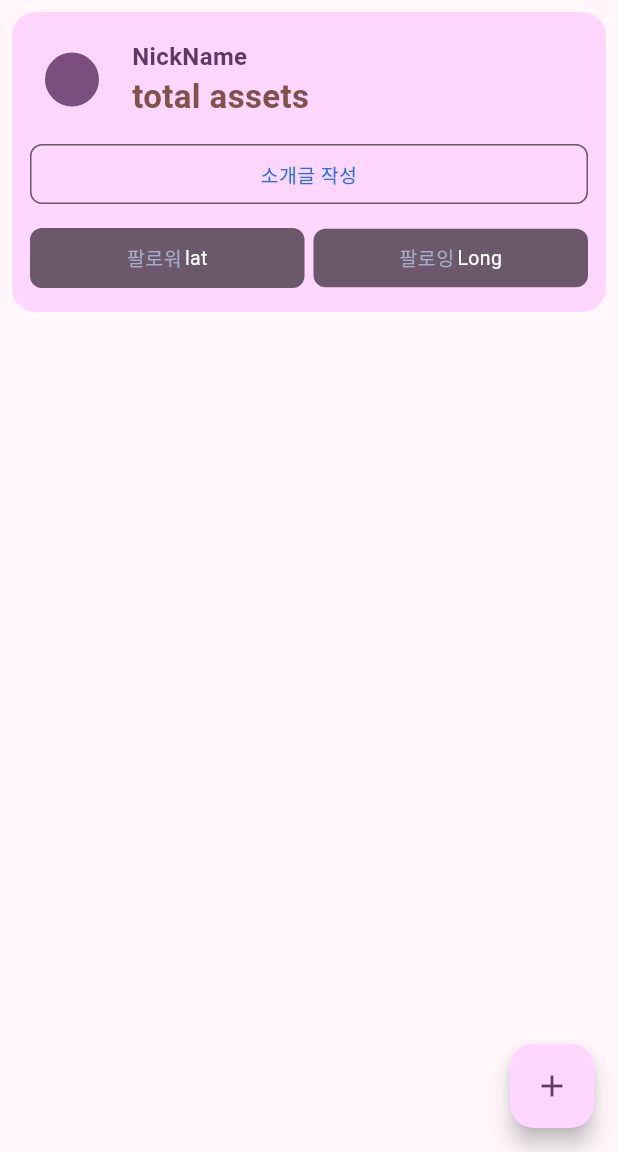
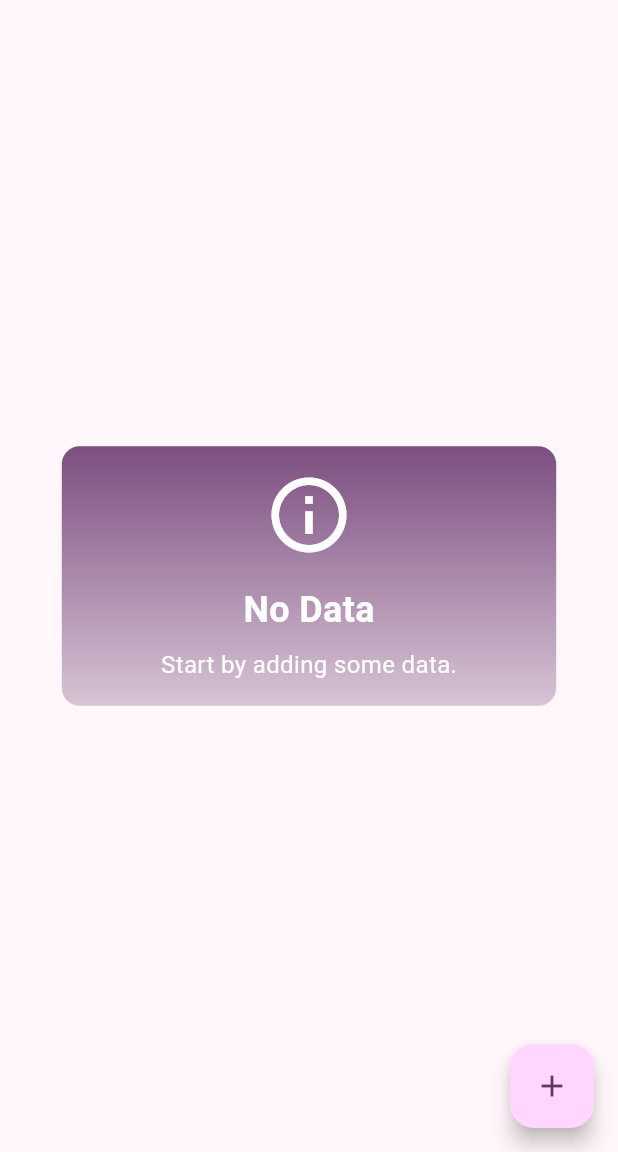
Before and after one commit to rajarshi-ch/foyer_demo, a Flutter app: the screen it shows after launch, on a phone screen of 412 x 824 dp, the part 84-1236 px from its top. Run offline on Flutter 3.47's test engine with Material 2 defaults, Android fonts, the phone set to English and light mode, and no system bars; our stand-ins replace dartz, equatable, flutter_bloc, get_it, injectable, sqflite; accounts and stored records are empty; Roboto replaces fonts that are missing (SF Pro Text).

Commit message:
No data banner !

```diff
--- a/lib/features/common/presentation/ui/color_picker_circle.dart
+++ b/lib/features/common/presentation/ui/color_picker_circle.dart
@@ -21,7 +21,9 @@ class ColorPickerCircle extends StatelessWidget {
           decoration: BoxDecoration(
             shape: BoxShape.circle,
             border: Border.all(
-              color: isSelected ? Color(0xff1d6dff) : Color(0x001d6dff),
+              color: isSelected
+                  ? Theme.of(context).colorScheme.tertiary
+                  : Color(0x001d6dff),
               width: 2,
             ),
           ),
--- a/lib/features/home/presentation/ui/home_page.dart
+++ b/lib/features/home/presentation/ui/home_page.dart
@@ -4,6 +4,7 @@ import 'package:flutter/material.dart';
 import 'package:flutter_bloc/flutter_bloc.dart';
 import 'package:foyer_demo/core/enums/screen_status.dart';
 import 'package:foyer_demo/features/home/presentation/ui/location_card.dart';
+import 'package:foyer_demo/features/home/presentation/ui/no_data_banner.dart';
 import 'package:foyer_demo/features/home/presentation/ui/selected_profile.dart';
 import 'package:foyer_demo/features/locations/domain/entity/location.dart';
 import 'package:foyer_demo/features/locations/presentation/cubit/location_cubit.dart';
@@ -78,7 +79,9 @@ class _MyHomePageState extends State<MyHomePage> {
             return BlocBuilder<ProfileCubit, ProfileState>(
               bloc: getIt<ProfileCubit>(),
               builder: (context, profileState) {
-                return Column(
+                return (state.allLocations.isNotEmpty &&
+                        profileState.allProfilesList.isNotEmpty)
+                    ? Column(
                         children: [
                           Padding(
                             padding: EdgeInsets.all(8),
@@ -86,7 +89,8 @@ class _MyHomePageState extends State<MyHomePage> {
                           ),
                           Expanded(
                               child: state.status == ScreenStatus.loading ||
-                                profileState.status == ScreenStatus.loading
+                                      profileState.status ==
+                                          ScreenStatus.loading
                                   ? const Center(
                                       child: CircularProgressIndicator(),
                                     )
@@ -94,7 +98,8 @@ class _MyHomePageState extends State<MyHomePage> {
                                       itemCount: state.allLocations.length,
                                       itemBuilder: (context, index) {
                                         return LocationCard(
-                                      location: state.allLocations[index]);
+                                            location:
+                                                state.allLocations[index]);
                                         return ListTile(
                                           title: Text(
                                               '${state.allLocations[index].id} | Latitude : ${state.allLocations[index].latitude} , Longitude : ${state.allLocations[index].longitude} | Profile : ${state.allLocations[index].profileId}'),
@@ -102,6 +107,9 @@ class _MyHomePageState extends State<MyHomePage> {
                                       },
                                     )),
                         ],
+                      )
+                    : Center(
+                        child: NoDataBanner(),
                       );
               },
             );
--- /dev/null
+++ b/lib/features/home/presentation/ui/no_data_banner.dart
@@ -0,0 +1,45 @@
+import 'package:flutter/material.dart';
+
+class NoDataBanner extends StatelessWidget {
+  @override
+  Widget build(BuildContext context) {
+    final theme = Theme.of(context);
+    final gradient = LinearGradient(
+      begin: Alignment.topCenter,
+      end: Alignment.bottomCenter,
+      colors: [theme.primaryColor, theme.primaryColor.withOpacity(0.3)],
+    );
+
+    return Container(
+      width: MediaQuery.of(context).size.width * 0.8,
+      padding: EdgeInsets.all(16),
+      decoration: BoxDecoration(
+        gradient: gradient,
+        borderRadius: BorderRadius.circular(12),
+      ),
+      child: Column(
+        mainAxisSize: MainAxisSize.min,
+        children: [
+          Icon(Icons.info_outline, size: 60, color: Colors.white),
+          SizedBox(height: 16),
+          Text(
+            'No Data',
+            style: TextStyle(
+              color: Colors.white,
+              fontSize: 24,
+              fontWeight: FontWeight.bold,
+            ),
+          ),
+          SizedBox(height: 8),
+          Text(
+            'Start by adding some data.',
+            style: TextStyle(
+              color: Colors.white,
+              fontSize: 16,
+            ),
+          ),
+        ],
+      ),
+    );
+  }
+}
--- a/lib/features/home/presentation/ui/selected_profile.dart
+++ b/lib/features/home/presentation/ui/selected_profile.dart
@@ -1,11 +1,14 @@
 import 'package:flutter/material.dart';
 import 'package:foyer_demo/features/common/presentation/ui/color_picker_circle.dart';
+import 'package:foyer_demo/features/profiles/presentation/cubit/profile_cubit.dart';
+import 'package:foyer_demo/injectable.dart';
 
 class SelectedProfileCard extends StatelessWidget {
   const SelectedProfileCard({super.key});
 
   @override
   Widget build(BuildContext context) {
+    var location = getIt<ProfileCubit>().state.currentLocation;
     return Container(
       padding: EdgeInsets.fromLTRB(12, 16, 12, 16),
       decoration: BoxDecoration(
@@ -37,7 +40,7 @@ class SelectedProfileCard extends StatelessWidget {
                         ),
                         child: ColorPickerCircle(
                           color: Theme.of(context).colorScheme.primary,
-                          isSelected: false,
+                          isSelected: true,
                         ),
                       ),
                     ),
@@ -46,7 +49,7 @@ class SelectedProfileCard extends StatelessWidget {
                       children: [
                         SizedBox(height: 2),
                         Text(
-                          "NickName",
+                          "${getIt<ProfileCubit>().state.allProfilesMap[location.profileId]!.themeColor}",
                           style: TextStyle(
                             fontSize: 16,
                             fontWeight: FontWeight.w700,
@@ -57,7 +60,7 @@ class SelectedProfileCard extends StatelessWidget {
                         ),
                         Text(
                           // LC6 (8:27759)
-                          'total assets',
+                          'Current Location :',
                           style: TextStyle(
                             fontSize: 22,
                             fontWeight: FontWeight.w700,
@@ -69,46 +72,8 @@ class SelectedProfileCard extends StatelessWidget {
                   ],
                 ),
                 const Spacer(),
-                CircleAvatar(),
-                // Container(
-                //   // arrowg14 (8:27760)
-                //   margin:
-                //       EdgeInsets.fromLTRB(0 , 0 , 0 , 2 ),
-                //   child: Icon(
-                //     Icons.chevron_right,
-                //     color: ColorUtils.OA7ACCB,
-                //     size: 28 ,
-                //   ),
-                // ),
               ],
             ),
-          ),
-          Container(
-            width: double.infinity,
-            height: 40,
-            padding: const EdgeInsets.symmetric(vertical: 10),
-            decoration: ShapeDecoration(
-              shape: RoundedRectangleBorder(
-                side: BorderSide(
-                  width: 1,
-                  color: Theme.of(context).colorScheme.secondary,
-                ),
-                borderRadius: BorderRadius.circular(8),
-              ),
-            ),
-            child: Text(
-              '소개글 작성',
-              textAlign: TextAlign.center,
-              style: TextStyle(
-                color: Color(0xFF1D6DFF),
-                fontSize: 13,
-                fontFamily: 'SF Pro Text',
-                fontWeight: FontWeight.w400,
-              ),
-            ),
-          ),
-          SizedBox(
-            height: 16,
           ),
           SizedBox(
             // followernpn (8:27761)
@@ -140,15 +105,15 @@ class SelectedProfileCard extends StatelessWidget {
                         crossAxisAlignment: CrossAxisAlignment.center,
                         children: [
                           Text(
-                            '팔로워',
+                            '${location.latitude}',
                             style: TextStyle(
-                              color: Color(0xffa7acca),
+                              color: Theme.of(context).colorScheme.onSecondary,
                               fontSize: 13,
                             ),
                           ),
                           const SizedBox(width: 2),
                           Text(
-                            'lat',
+                            'lattitude',
                             style: TextStyle(
                               color: Colors.white,
                               fontSize: 13,
@@ -172,15 +137,15 @@ class SelectedProfileCard extends StatelessWidget {
                       mainAxisAlignment: MainAxisAlignment.center,
                       children: [
                         Text(
-                          '팔로잉',
+                          '${location.longitude}',
                           style: TextStyle(
-                            color: Color(0xffa7acca),
+                            color: Theme.of(context).colorScheme.onSecondary,
                             fontSize: 13,
                           ),
                         ),
                         SizedBox(width: 2),
                         Text(
-                          'Long',
+                          'Longitude',
                           style: TextStyle(
                             color: Colors.white,
                             fontSize: 13,
```
Also changed, not shown: lib/features/home/presentation/ui/location_card.dart (+2 -5 lines), lib/features/profiles/presentation/ui/add_profile_dialog.dart (+7 -6 lines). Lines whose indentation alone changed are shown as unchanged.
